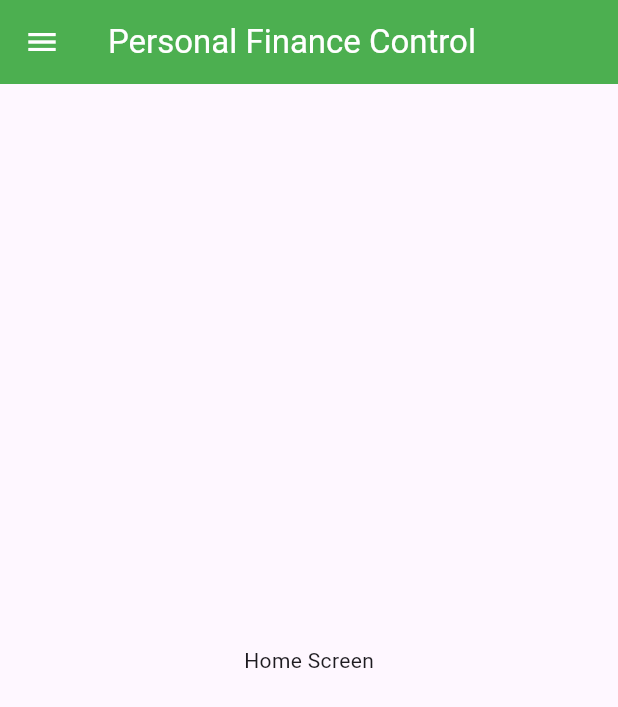
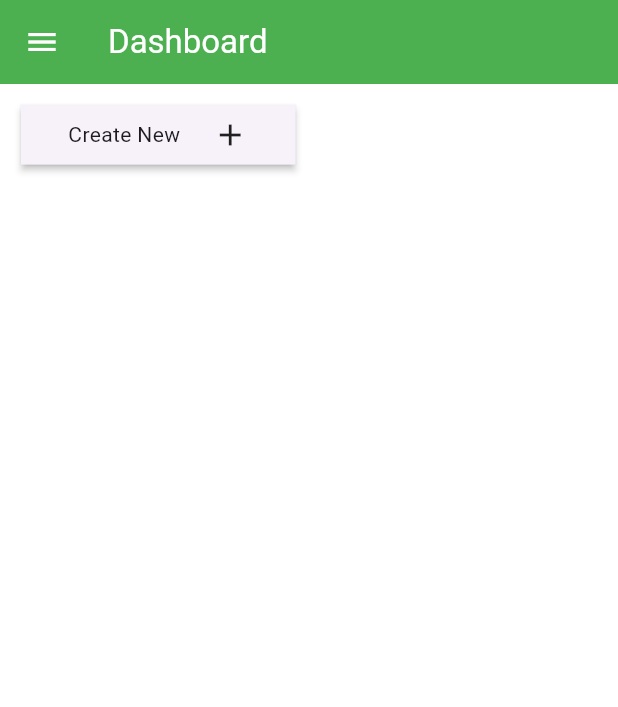
Before and after one commit to MatheusMiliorini/FinancesFlutter, a Flutter app: the screen it shows after launch, on a phone screen of 412 x 824 dp. Shown: the top 707 px of the screen. Run offline on Flutter 3.47's test engine with Material 3 defaults, Android fonts, the phone set to English and light mode, and no system bars; our stand-ins replace sqflite; accounts and stored records are empty.

Commit message:
Add account listing to Dashboard

```diff
--- a/lib/screens/home_screen.dart
+++ b/lib/screens/home_screen.dart
@@ -1,19 +1,70 @@
+import 'package:finances/database/account_db.dart';
+import 'package:finances/models/account.dart';
+import 'package:finances/screens/account_form_screen.dart';
+import 'package:finances/widgets/home_screen/account_card.dart';
+import 'package:finances/widgets/home_screen/add_new_account_cart.dart';
+import 'package:finances/widgets/app_drawer.dart';
 import 'package:flutter/material.dart';
-import '../widgets/app_drawer.dart';
 
-class HomeScreen extends StatelessWidget {
+class HomeScreen extends StatefulWidget {
   const HomeScreen({super.key});
+
+  @override
+  State<StatefulWidget> createState() => HomeScreenState();
+}
+
+class HomeScreenState extends State<HomeScreen> {
+  List<Account> _accounts = [];
+
+  Future<void> fetchAccounts() async {
+    var accounts = await AccountDB().list();
+
+    setState(() {
+      _accounts = accounts;
+    });
+  }
+
+  @override
+  void initState() {
+    super.initState();
+    fetchAccounts();
+  }
+
+  void addNewAccountTap() async {
+    await Navigator.push(
+        context,
+        MaterialPageRoute(
+          builder: (context) => const AccountFormScreen(),
+        ));
+    fetchAccounts();
+  }
 
   @override
   Widget build(BuildContext context) {
     return Scaffold(
-      appBar: AppBar(
-        title: const Text('Personal Finance Control'),
-      ),
-      drawer: const AppDrawer(),
-      body: const Center(
-        child: Text('Home Screen'),
-      ),
-    );
+        appBar: AppBar(
+          title: const Text('Dashboard'),
+        ),
+        drawer: const AppDrawer(),
+        body: Container(
+          color: Colors.white,
+          padding: const EdgeInsets.all(10),
+          child: GridView.builder(
+            itemCount: _accounts.length + 1,
+            gridDelegate: const SliverGridDelegateWithFixedCrossAxisCount(
+              crossAxisCount: 2,
+              crossAxisSpacing: 10,
+              mainAxisSpacing: 10,
+              childAspectRatio: 1 / .25,
+            ),
+            itemBuilder: (context, index) {
+              if (index < _accounts.length) {
+                return AccountCard(account: _accounts[index]);
+              } else {
+                return AddNewAccountCart(onTap: addNewAccountTap);
+              }
+            },
+          ),
+        ));
   }
 }
--- /dev/null
+++ b/lib/widgets/home_screen/add_new_account_cart.dart
@@ -0,0 +1,26 @@
+import 'package:flutter/material.dart';
+
+class AddNewAccountCart extends StatelessWidget {
+  final VoidCallback onTap;
+
+  const AddNewAccountCart({super.key, required this.onTap});
+
+  @override
+  Widget build(BuildContext context) {
+    return GestureDetector(
+        onTap: onTap,
+        child: const Card(
+          shape: BeveledRectangleBorder(),
+          elevation: 2.0,
+          child: Padding(
+              padding: EdgeInsets.symmetric(horizontal: 10),
+              child: Row(
+                mainAxisAlignment: MainAxisAlignment.spaceEvenly,
+                children: [
+                  Text('Create New'),
+                  Icon(Icons.add),
+                ],
+              )),
+        ));
+  }
+}
```
Also changed, not shown: lib/screens/account_form_screen.dart (+4 -4 lines), lib/widgets/home_screen/account_card.dart (added, +27 -0 lines).
